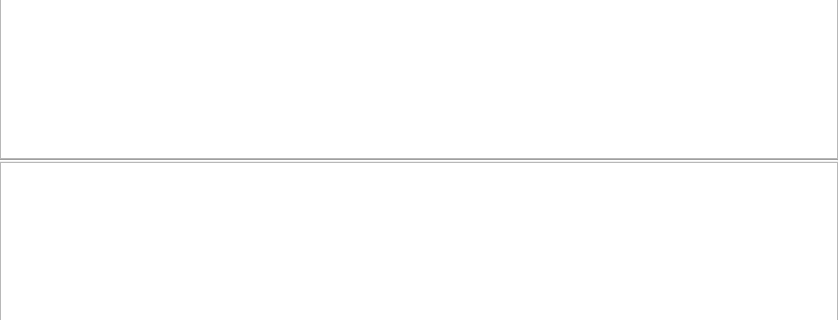
Old version of the form mva/Licenta/gui/forms/video_card_widget.ui in the repository bogdan-constandache/SystemToolKit; both pictures show x 0 to 838 and y 91 to 411 of the 838 by 502 pixel window.
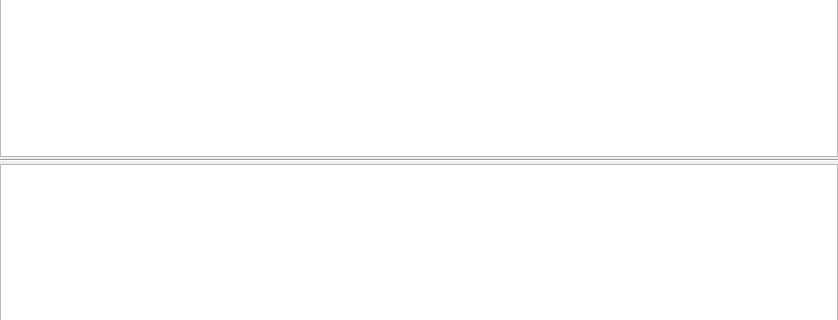
New version of the form.

```diff
--- a/mva/Licenta/gui/forms/video_card_widget.ui
+++ b/mva/Licenta/gui/forms/video_card_widget.ui
@@ -15,7 +15,7 @@
   </property>
   <layout class="QVBoxLayout" name="verticalLayout">
    <property name="spacing">
-    <number>0</number>
+    <number>2</number>
    </property>
    <property name="leftMargin">
     <number>0</number>
```
